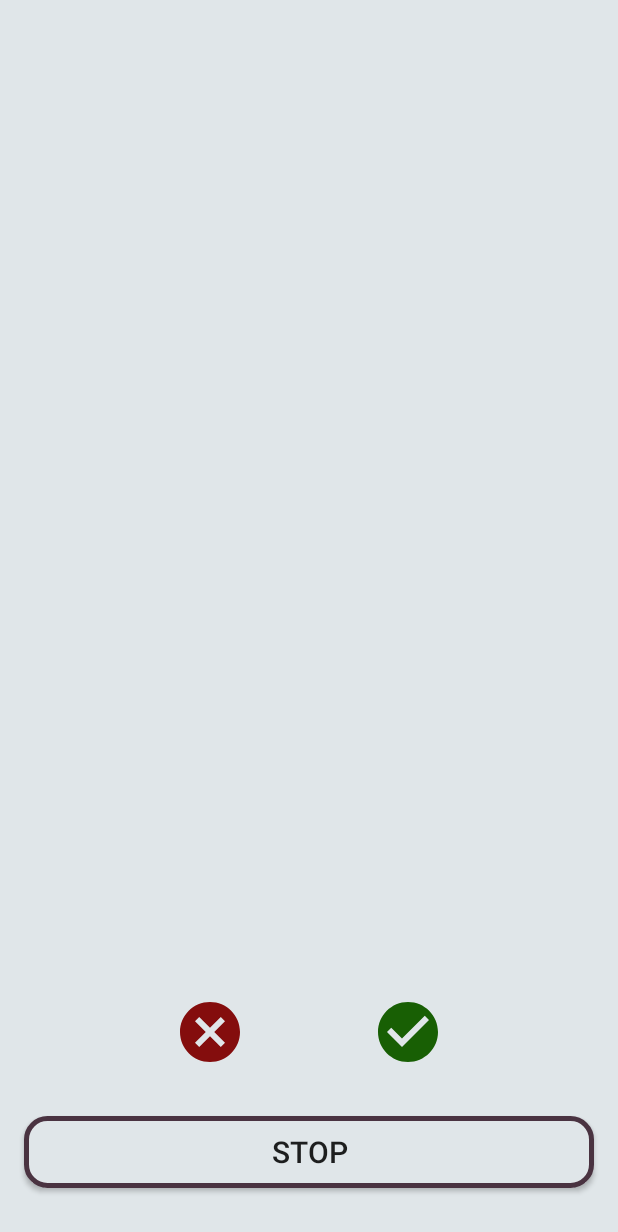
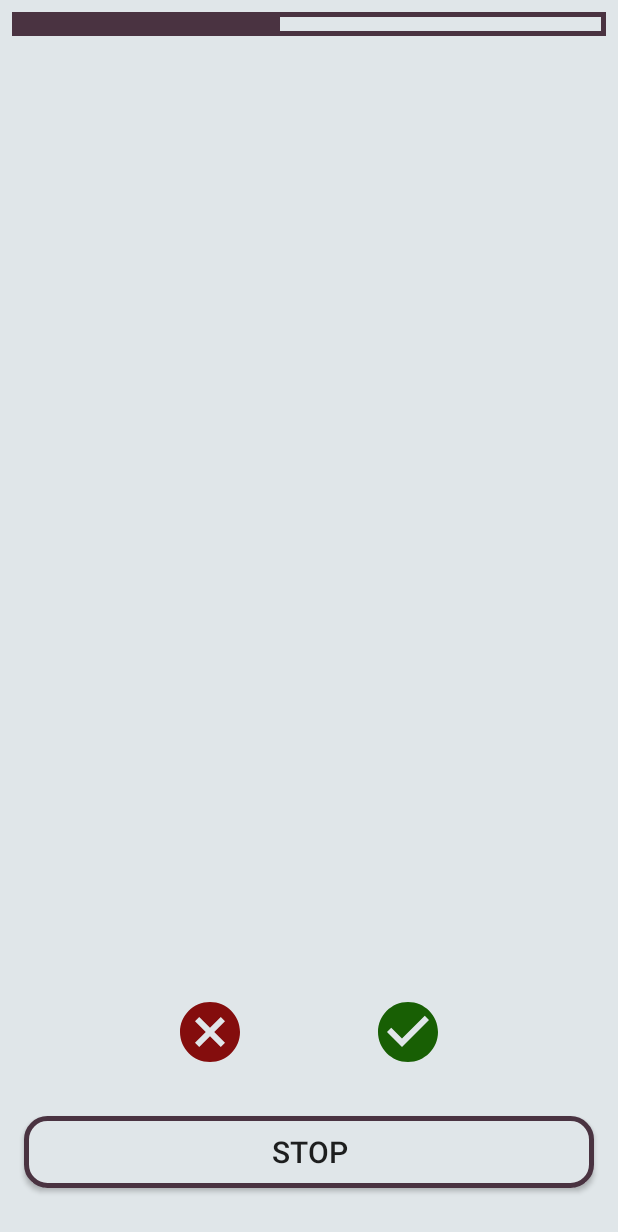
Before and after one commit to furkantzn/SayMyName, an Android app: the screen it shows after launch (MainActivity), after a tap on "START", on a phone screen of 412 x 824 dp. Shown: the top 1232 px of the screen. Run offline under Robolectric (Android 15) with nearby library versions, the phone set to English and light mode, and no system bars; our stand-ins replace Room's generated code; 1 statement that could not run was skipped.

Commit message:
CountDown progress added.

```diff
--- a/app/src/main/java/com/example/saymyname/MainFragment.kt
+++ b/app/src/main/java/com/example/saymyname/MainFragment.kt
@@ -4,6 +4,7 @@ import android.content.res.Resources
 import android.opengl.Visibility
 import androidx.lifecycle.ViewModelProvider
 import android.os.Bundle
+import android.os.CountDownTimer
 import android.os.Handler
 import android.os.Looper
 import android.util.Log
@@ -88,6 +89,11 @@ class MainFragment : Fragment() {
     private fun startChallenge(){
         isChallengeStart = true
         handler = Handler(Looper.getMainLooper())
+        binding.progressWordCountDown.visibility = View.VISIBLE
+        binding.btnStart.text = getString(R.string.stop)
+        binding.btnLearnLater.visibility = View.VISIBLE
+        binding.btnLearned.visibility = View.VISIBLE
+        binding.btnShowResults.visibility = View.INVISIBLE
 
         runnable = object : Runnable {
             override fun run(){
@@ -95,17 +101,24 @@ class MainFragment : Fragment() {
                     binding.tvWord.text = viewModel.getWord()
                 }
                 runAnimation()
+                startCountDown()
                 handler.postDelayed(this, 4000)
             }
         }
+        handler.post(runnable)
+    }
+    private fun startCountDown(){
+        val timer = object: CountDownTimer(4000, 1) {
+            override fun onTick(millisUntilFinished: Long) {
+                binding.progressWordCountDown.progress = (millisUntilFinished).toInt()
+            }
 
-        handler.post(runnable)
-        binding.btnStart.text = getString(R.string.stop)
-        binding.btnLearnLater.visibility = View.VISIBLE
-        binding.btnLearned.visibility = View.VISIBLE
-        binding.btnShowResults.visibility = View.INVISIBLE
+            override fun onFinish() {
+                binding.progressWordCountDown.progress = 0
+            }
+        }
+        timer.start()
     }
-
     private fun stopChallenge(){
         isChallengeStart=false
         handler.removeCallbacks(runnable)
@@ -114,6 +127,7 @@ class MainFragment : Fragment() {
         binding.btnLearned.visibility = View.INVISIBLE
         binding.btnShowResults.visibility = View.VISIBLE
         binding.tvWord.text = context?.getString(R.string.wordsText)
+        binding.progressWordCountDown.visibility = View.INVISIBLE
     }
 
     private fun runAnimation(){
--- /dev/null
+++ b/app/src/main/res/drawable/progress_background.xml
@@ -0,0 +1,11 @@
+<?xml version="1.0" encoding="utf-8"?>
+<shape xmlns:android="http://schemas.android.com/apk/res/android"
+    android:shape="rectangle" >
+    <solid
+        android:color="@color/percentsixtycolor"
+        />
+    <stroke
+        android:width="3dp"
+        android:color="@color/percentthencolor"
+        />
+</shape>
--- /dev/null
+++ b/app/src/main/res/drawable/progress_bar_drawable.xml
@@ -0,0 +1,10 @@
+<layer-list xmlns:android="http://schemas.android.com/apk/res/android">
+    <item android:id="@android:id/progress">
+        <clip>
+            <shape>
+                <solid android:color="@color/percentthencolor" />
+            </shape>
+        </clip>
+    </item>
+
+</layer-list>
--- a/app/src/main/res/layout/fragment_main.xml
+++ b/app/src/main/res/layout/fragment_main.xml
@@ -10,18 +10,20 @@
         android:layout_width="match_parent"
         android:layout_height="match_parent"
         android:background="@color/percentsixtycolor">
+
         <Button
             android:id="@+id/btnShowResults"
             android:layout_width="wrap_content"
             android:layout_height="wrap_content"
             android:layout_marginStart="16dp"
-            android:layout_marginTop="32dp"
+            android:layout_marginTop="24dp"
             android:layout_marginEnd="16dp"
+            android:background="@drawable/custom_button"
             android:text="@string/btnShowResults"
-            android:background="@drawable/custom_button"
             app:layout_constraintEnd_toEndOf="parent"
+            app:layout_constraintHorizontal_bias="0.498"
             app:layout_constraintStart_toStartOf="parent"
-            app:layout_constraintTop_toTopOf="parent" />
+            app:layout_constraintTop_toBottomOf="@+id/progressWordCountDown" />
 
         <TextView
             android:id="@+id/tvWord"
@@ -78,5 +80,22 @@
             app:layout_constraintHorizontal_bias="0.5"
             app:layout_constraintStart_toEndOf="@+id/btnLearnLater" />
 
+        <ProgressBar
+            android:id="@+id/progressWordCountDown"
+            style="?android:attr/progressBarStyleHorizontal"
+            android:layout_width="0dp"
+            android:layout_height="wrap_content"
+            android:layout_marginStart="8dp"
+            android:layout_marginTop="8dp"
+            android:layout_marginEnd="8dp"
+            android:background="@drawable/progress_background"
+            android:max="4000"
+            android:progress="4000"
+            android:progressDrawable="@drawable/progress_bar_drawable"
+            android:visibility="invisible"
+            app:layout_constraintEnd_toEndOf="parent"
+            app:layout_constraintStart_toStartOf="parent"
+            app:layout_constraintTop_toTopOf="parent" />
+
     </androidx.constraintlayout.widget.ConstraintLayout>
 </FrameLayout>
```
